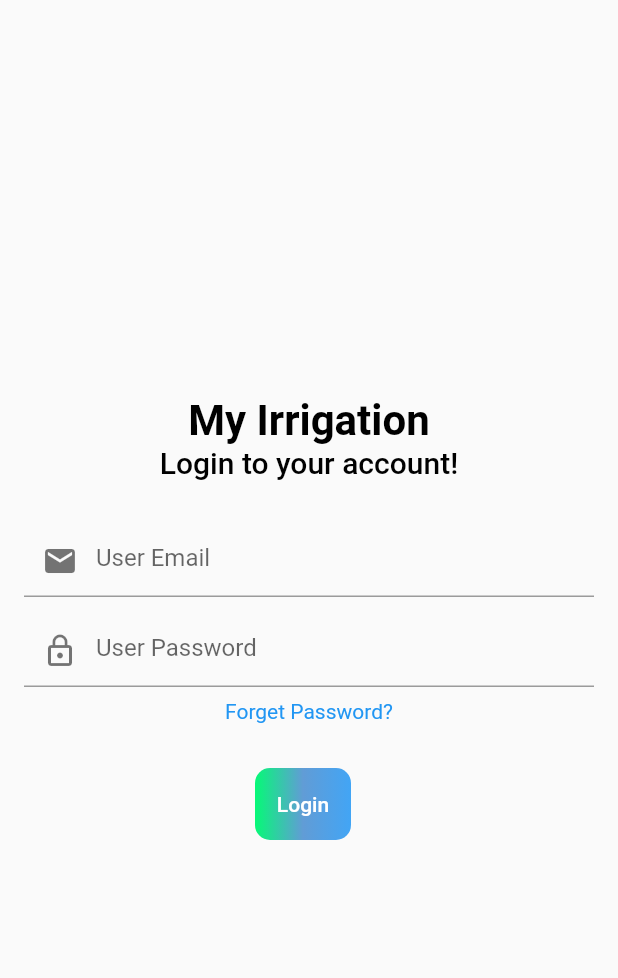
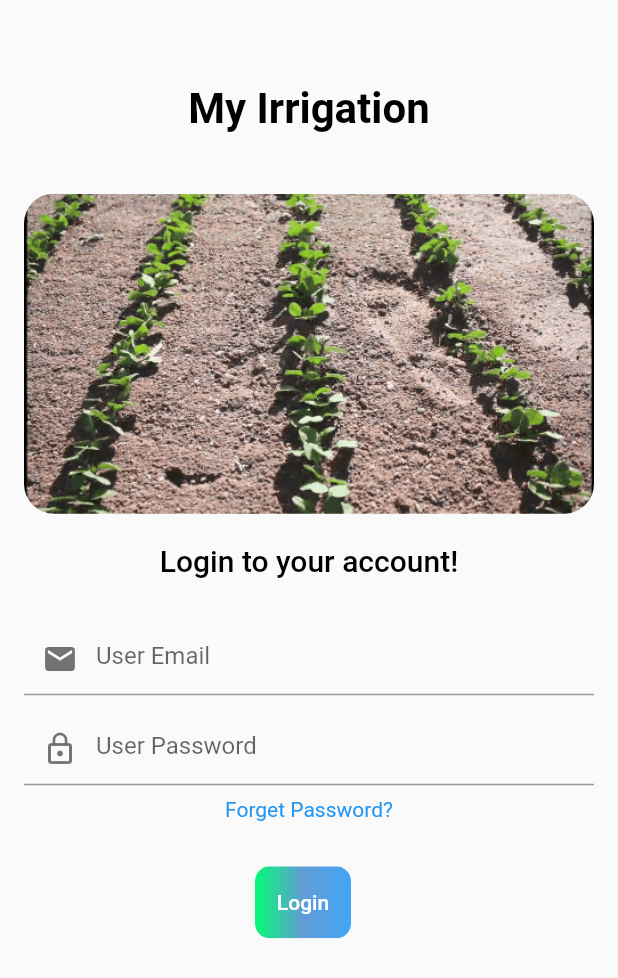
Before and after one commit to siddh34/autoirrigation, a Flutter app: the screen it shows after launch, after a tap on "Login", on a phone screen of 412 x 824 dp. Shown: the top 978 px of the screen. Run offline on Flutter 3.47's test engine with Material 2 defaults, Android fonts, the phone set to English and light mode, and no system bars; our stand-ins replace firebase_auth, firebase_core, firebase_database, swipe_to, syncfusion_flutter_charts; accounts and stored records are empty.

Commit message:
Added login screen

```diff
--- a/lib/Screens/LoginScreen.dart
+++ b/lib/Screens/LoginScreen.dart
@@ -1,4 +1,6 @@
 import 'package:flutter/material.dart';
+import 'package:firebase_auth/firebase_auth.dart';
+import 'package:firebase_core/firebase_core.dart';
 
 class LoginScreen extends StatefulWidget {
   const LoginScreen({super.key});
@@ -8,27 +10,68 @@ class LoginScreen extends StatefulWidget {
 }
 
 class _LoginScreenState extends State<LoginScreen> {
+  final FirebaseAuth _auth = FirebaseAuth.instance;
+  late String _email;
+  late String _password;
+
+  // initialized firebase app
+  Future<FirebaseApp> _initializedFirebase() async {
+    FirebaseApp firebaseapp = await Firebase.initializeApp();
+    return firebaseapp;
+  }
+
+  // login function
+  Future<User?> loginUsingEmailPass(
+      {required String email, required String password}) async {
+    User? user;
+    try {
+      UserCredential usercredential = await _auth.signInWithEmailAndPassword(
+          email: email, password: password);
+      user = usercredential.user;
+    } on FirebaseAuthException catch (e) {
+      if (e.code == "user-not-found") {
+        print("User not found");
+      }
+    }
+
+    return user;
+  }
+
   @override
   Widget build(BuildContext context) {
+    return FutureBuilder(
+        future: _initializedFirebase(),
+        builder: (context, snapshot) {
+          if (snapshot.connectionState == ConnectionState.done) {
             return Scaffold(
               body: Padding(
                 padding: EdgeInsets.all(16),
-        child: Column(
+                child: ListView(children: [
+                  Column(
                     mainAxisAlignment: MainAxisAlignment.center,
                     crossAxisAlignment: CrossAxisAlignment.center,
                     children: [
-            Text("My Irrigation",
+                      Container(
+                        margin: EdgeInsets.all(40),
+                        child: Text("My Irrigation",
                             style: TextStyle(
                               color: Colors.black,
                               fontSize: 28.0,
                               fontWeight: FontWeight.bold,
                             )),
-            Text("Login to your account!",
+                      ),
+                      ClipRRect(
+                          borderRadius: BorderRadius.circular(20),
+                          child: Image.asset("images/ag.gif")),
+                      Container(
+                        margin: EdgeInsets.only(top: 20),
+                        child: Text("Login to your account!",
                             style: TextStyle(
                               color: Colors.black,
                               fontSize: 20.0,
                               fontWeight: FontWeight.w500,
                             )),
+                      ),
                       SizedBox(
                         height: 30,
                       ),
@@ -40,6 +83,9 @@ class _LoginScreenState extends State<LoginScreen> {
                               Icons.email,
                               color: Colors.black54,
                             )),
+                        onChanged: ((value) {
+                          _email = value;
+                        }),
                       ),
                       SizedBox(
                         height: 12.0,
@@ -52,13 +98,21 @@ class _LoginScreenState extends State<LoginScreen> {
                               Icons.lock_outline,
                               color: Colors.black54,
                             )),
+                        onChanged: ((value) {
+                          _password = value;
+                        }),
                       ),
                       SizedBox(
                         height: 8.0,
                       ),
-            Text(
+                      GestureDetector(
+                        onTap: () {
+                          // TODO: Take user to forgot password screen
+                        },
+                        child: Text(
                           "Forget Password?",
                           style: TextStyle(color: Colors.blue),
+                        ),
                       ),
                       SizedBox(
                         height: 30.0,
@@ -80,8 +134,14 @@ class _LoginScreenState extends State<LoginScreen> {
                                 ),
                               ),
                               TextButton(
-                        onPressed: () {
-                          setState(() {});
+                                  onPressed: () async {
+                                    // DONE: Take user to user screen
+                                    User? user = await loginUsingEmailPass(
+                                        email: _email, password: _password);
+                                    // check the user
+                                    if (user != null) {
+                                      Navigator.pushNamed(context,'/userScreen');
+                                    }
                                   },
                                   child: Text(
                                     "Login",
@@ -95,7 +155,14 @@ class _LoginScreenState extends State<LoginScreen> {
                       ),
                     ],
                   ),
+                ]),
               ),
             );
+          } else {
+            return Center(
+              child: CircularProgressIndicator(),
+            );
+          }
+        });
   }
 }
--- a/lib/main.dart
+++ b/lib/main.dart
@@ -1,8 +1,11 @@
 import 'package:flutter/material.dart';
 import 'package:myirrigation/Screens/LoginScreen.dart';
 import 'Screens/UserScreen.dart';
+import 'package:firebase_core/firebase_core.dart';
 
-void main() {
+void main() async{
+  WidgetsFlutterBinding.ensureInitialized();
+  await Firebase.initializeApp();
   runApp(MyApp());
 }
 
--- a/pubspec.yaml
+++ b/pubspec.yaml
@@ -42,6 +42,8 @@ dependencies:
   flutter_charts: ^0.5.0
   syncfusion_flutter_charts: ^20.4.43
   swipe_to: ^1.0.2
+  firebase_auth: ^4.2.2
+  firebase_core: ^2.9.0
 
 dev_dependencies:
   flutter_test:
@@ -66,8 +68,8 @@ flutter:
   uses-material-design: true
 
   # To add assets to your application, add an assets section, like this:
-  # assets:
-  #   - images/a_dot_burr.jpeg
+  assets:
+    - images/ag.gif
   #   - images/a_dot_ham.jpeg
 
   # An image asset can refer to one or more resolution-specific "variants", see
```
Also changed, not shown: images/ag.gif (added), lib/Screens/SignUpScreen.dart (added), pubspec.lock, 1 other file. Lines whose indentation alone changed are shown as unchanged.
